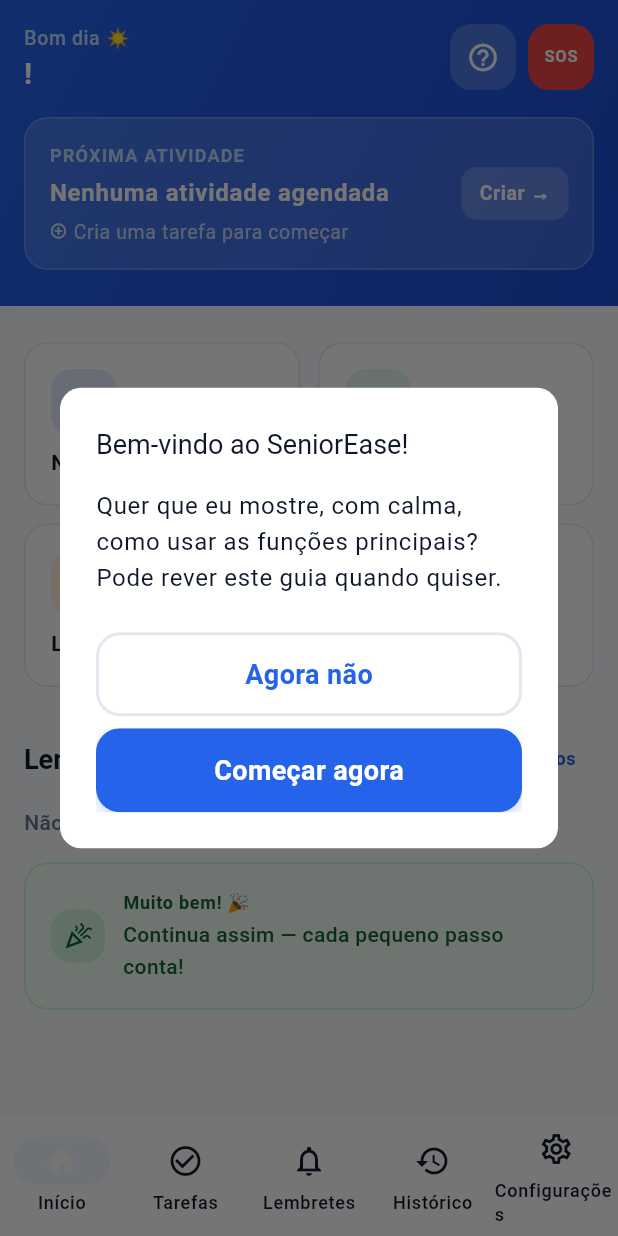
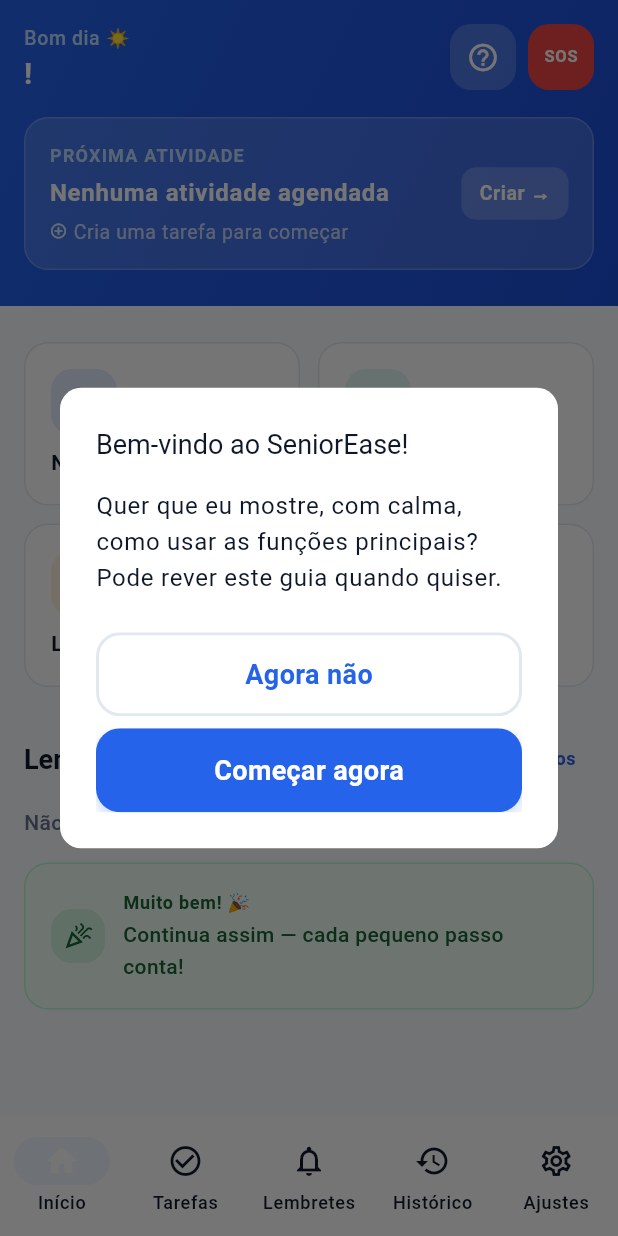
Before and after one commit to deytt/seniorease-mobile, a Flutter app: the screen it shows once a user with an empty profile is signed in, on a phone screen of 412 x 824 dp. Run offline on Flutter 3.47's test engine with Material 3 defaults, Android fonts, the phone set to English and light mode, and no system bars; drawn by our look-alikes of showcaseview; our stand-ins replace audioplayers, cloud_firestore, firebase_auth, firebase_core, firebase_messaging, firebase_storage and 7 more; accounts and stored records are empty.

Commit message:
fix(shell): renomear label 'Configurações' para 'Ajustes' na navegação
Co-authored-by: Cursor <cursoragent@cursor.com>

```diff
--- a/lib/app/shell_scaffold.dart
+++ b/lib/app/shell_scaffold.dart
@@ -47,7 +47,7 @@ class ShellScaffold extends StatelessWidget {
           NavigationDestination(
             icon: Icon(Icons.settings_outlined),
             selectedIcon: Icon(Icons.settings),
-            label: 'Configurações',
+            label: 'Ajustes'
           ),
         ],
       ),
```
